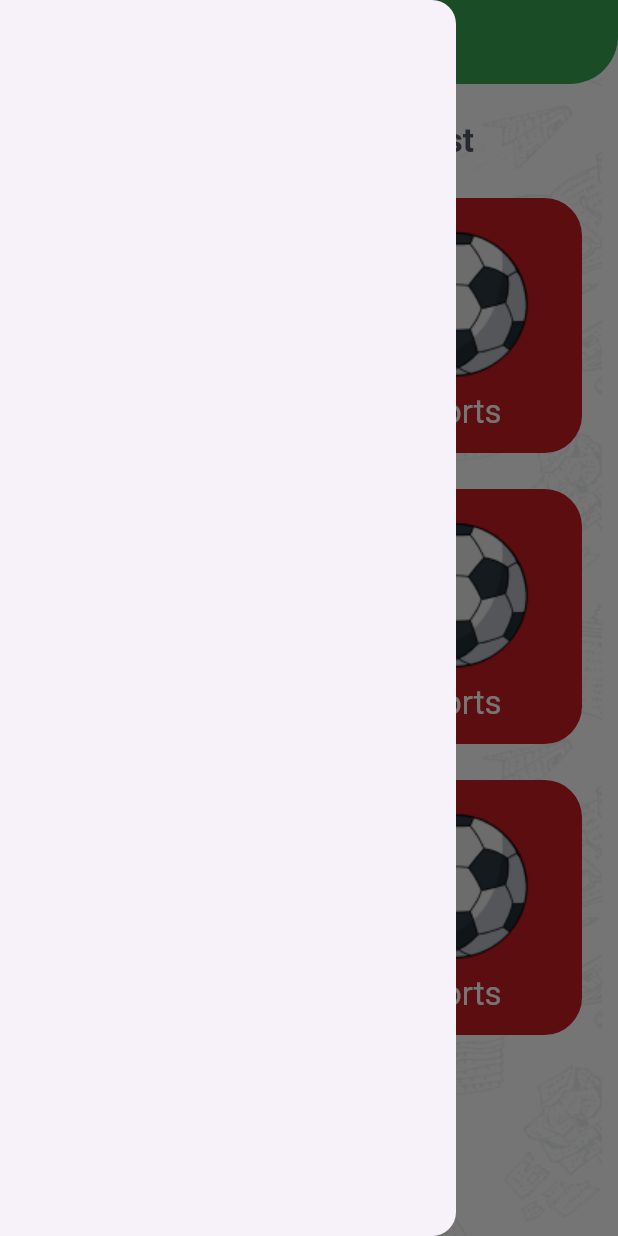
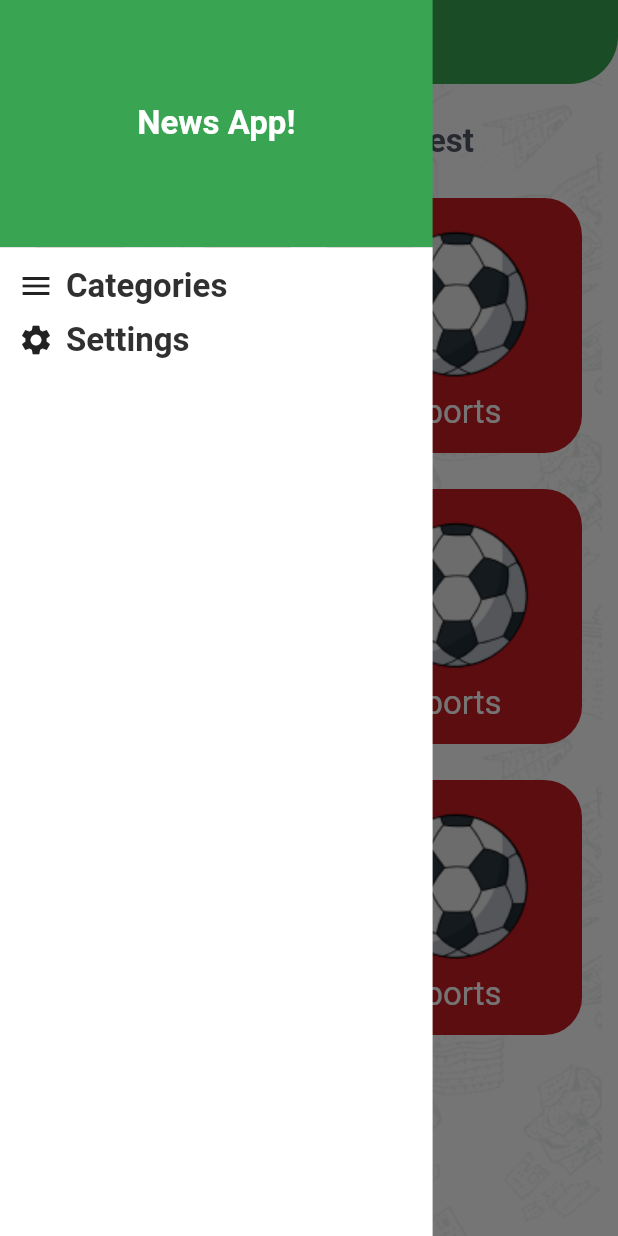
Before and after one commit to Olasaleh2000/News_app, a Flutter app: the screen it shows after launch, with the side drawer open, on a phone screen of 412 x 824 dp. Run offline on Flutter 3.47's test engine with Material 3 defaults, Android fonts, the phone set to English and light mode, and no system bars.

Commit message:
Implement home views switching

```diff
--- /dev/null
+++ b/lib/categories/categories_details.dart
@@ -0,0 +1,10 @@
+import 'package:flutter/material.dart';
+
+class CategoriesDetails extends StatelessWidget {
+  const CategoriesDetails(String id, {super.key});
+
+  @override
+  Widget build(BuildContext context) {
+    return Scaffold();
+  }
+}
--- a/lib/categories/categories_grid.dart
+++ b/lib/categories/categories_grid.dart
@@ -1,11 +1,12 @@
 import 'package:flutter/material.dart';
 import 'package:flutter_application_1/categories/categories_item.dart';
+import 'package:flutter_application_1/drawer/home_drawer.dart';
 import 'package:flutter_application_1/models/categories_modle.dart';
 import 'package:flutter_application_1/widget/app_theme.dart';
 
 class CategoriesGrid extends StatelessWidget {
-  const CategoriesGrid({super.key});
-
+  CategoriesGrid({super.key, required this.onCategorySelected});
+  void Function(CategoryModel) onCategorySelected;
   @override
   Widget build(BuildContext context) {
     List<CategoryModel> categories = List.generate(
@@ -39,10 +40,18 @@ class CategoriesGrid extends StatelessWidget {
                 mainAxisSpacing: 24,
                 crossAxisSpacing: 24,
               ),
-              itemBuilder: (_, index) => CategoryItem(
-                index: index,
-                category: categories[index],
-              ),
+              itemBuilder: (_, index) {
+                CategoryModel Category = categories[index];
+                return GestureDetector(
+                  onTap: () {
+                    onCategorySelected(categories[index]);
+                  },
+                  child: CategoryItem(
+                    index: index,
+                    category: categories[index],
+                  ),
+                );
+              },
               itemCount: categories.length,
             ),
           ),
--- /dev/null
+++ b/lib/drawer/home_drawer.dart
@@ -0,0 +1,87 @@
+import 'package:flutter/material.dart';
+import 'package:flutter_application_1/widget/app_theme.dart';
+
+class HomeDrawer extends StatelessWidget {
+  HomeDrawer({
+    required this.onItemSelected,
+  });
+  void Function(DrawerItem) onItemSelected;
+
+  @override
+  Widget build(BuildContext context) {
+    final screenSize = MediaQuery.of(context).size;
+
+    return SizedBox(
+      width: screenSize.width * 0.7,
+      child: Column(
+        children: [
+          Container(
+            height: screenSize.height * 0.2,
+            width: double.infinity,
+            color: AppTheme.primary,
+            alignment: Alignment.center,
+            child: Text(
+              'News App!',
+              style: Theme.of(context).textTheme.titleLarge?.copyWith(
+                    color: Colors.white,
+                    fontWeight: FontWeight.bold,
+                  ),
+            ),
+          ),
+          Expanded(
+            child: Container(
+              padding: EdgeInsetsDirectional.only(top: 12, start: 12),
+              color: Colors.white,
+              child: Column(
+                children: [
+                  GestureDetector(
+                    onTap: () => onItemSelected(DrawerItem.categories),
+                    child: Row(
+                      children: [
+                        Icon(Icons.menu),
+                        SizedBox(width: 8),
+                        Text(
+                          'Categories',
+                          style:
+                              Theme.of(context).textTheme.titleLarge?.copyWith(
+                                    color: AppTheme.black,
+                                  ),
+                        ),
+                      ],
+                    ),
+                  ),
+                  SizedBox(
+                    height: 8,
+                  ),
+                  GestureDetector(
+                    onTap: () => onItemSelected(DrawerItem.settings),
+                    child: Row(
+                      children: [
+                        Icon(
+                          Icons.settings,
+                        ),
+                        SizedBox(width: 8),
+                        Text(
+                          'Settings',
+                          style:
+                              Theme.of(context).textTheme.titleLarge?.copyWith(
+                                    color: AppTheme.black,
+                                  ),
+                        ),
+                      ],
+                    ),
+                  ),
+                ],
+              ),
+            ),
+          ),
+        ],
+      ),
+    );
+  }
+}
+
+enum DrawerItem {
+  categories,
+  settings,
+}
--- a/lib/home_screen.dart
+++ b/lib/home_screen.dart
@@ -1,11 +1,22 @@
 import 'package:flutter/material.dart';
+import 'package:flutter_application_1/categories/categories_details.dart';
 import 'package:flutter_application_1/categories/categories_grid.dart';
+import 'package:flutter_application_1/drawer/home_drawer.dart';
+import 'package:flutter_application_1/models/categories_modle.dart';
+import 'package:flutter_application_1/settings/settings_tab.dart';
 import 'package:flutter_application_1/widget/app_theme.dart';
 
-class HomeScreen extends StatelessWidget {
+class HomeScreen extends StatefulWidget {
   const HomeScreen({super.key});
   static const String routeName = '/home';
 
+  @override
+  State<HomeScreen> createState() => _HomeScreenState();
+}
+
+class _HomeScreenState extends State<HomeScreen> {
+  DrawerItem selectedDrawerItem = DrawerItem.categories;
+  CategoryModel? selectedCategory;
   @override
   Widget build(BuildContext context) {
     return Container(
@@ -16,12 +27,32 @@ class HomeScreen extends StatelessWidget {
         ),
       ),
       child: Scaffold(
-        drawer: Drawer(),
         appBar: AppBar(
           title: Text('News App'),
         ),
-        body: CategoriesGrid(),
+        drawer: HomeDrawer(
+          onItemSelected: onDrawerItemSelected,
+        ),
+        body: selectedCategory != null
+            ? CategoriesDetails(selectedCategory!.id)
+            : selectedDrawerItem == DrawerItem.categories
+                ? CategoriesGrid(
+                    onCategorySelected: onCategorySelected,
+                  )
+                : SettingsTab(),
       ),
     );
   }
+
+  void onDrawerItemSelected(DrawerItem item) {
+    selectedDrawerItem = item;
+    selectedCategory = null;
+    setState(() {});
+    Navigator.of(context).pop();
+  }
+
+  void onCategorySelected(CategoryModel category) {
+    selectedCategory = category;
+    setState(() {});
+  }
 }
--- /dev/null
+++ b/lib/settings/settings_tab.dart
@@ -0,0 +1,10 @@
+import 'package:flutter/material.dart';
+
+class SettingsTab extends StatelessWidget {
+  const SettingsTab({super.key});
+
+  @override
+  Widget build(BuildContext context) {
+    return const Placeholder();
+  }
+}
```
